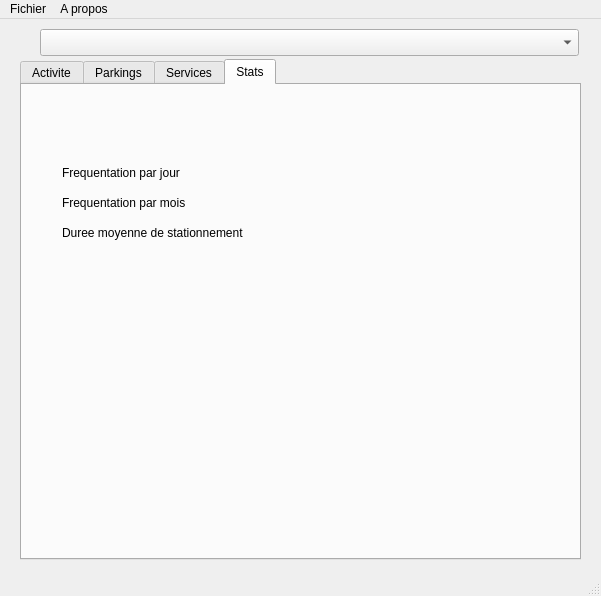
This is ui/main.ui in QRouland/gestionParking as Qt 5 draws it before an edit. The edited form follows.
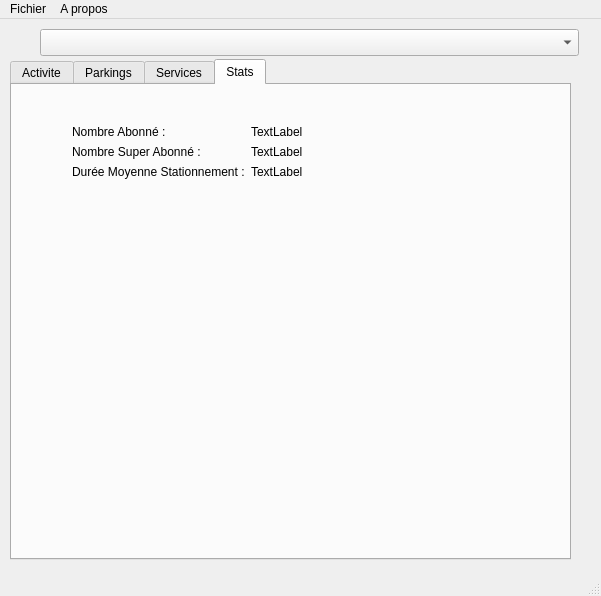
This is the edited form. The open tabs and pages were chosen to show the change.

Patch:
```diff
--- a/ui/main.ui
+++ b/ui/main.ui
@@ -17,7 +17,7 @@
    <widget class="QTabWidget" name="tabWidget">
     <property name="geometry">
      <rect>
-      <x>20</x>
+      <x>10</x>
       <y>40</y>
       <width>561</width>
       <height>501</height>
@@ -273,44 +273,59 @@
      <attribute name="title">
       <string>Stats</string>
      </attribute>
-     <widget class="QLabel" name="label_2">
+     <widget class="QWidget" name="formLayoutWidget_2">
       <property name="geometry">
        <rect>
-        <x>40</x>
-        <y>80</y>
-        <width>161</width>
-        <height>16</height>
+        <x>60</x>
+        <y>40</y>
+        <width>461</width>
+        <height>181</height>
        </rect>
       </property>
-      <property name="text">
-       <string>Frequentation par jour</string>
-      </property>
-     </widget>
-     <widget class="QLabel" name="label_3">
-      <property name="geometry">
-       <rect>
-        <x>40</x>
-        <y>110</y>
-        <width>161</width>
-        <height>16</height>
-       </rect>
-      </property>
-      <property name="text">
-       <string>Frequentation par mois</string>
-      </property>
-     </widget>
-     <widget class="QLabel" name="label_4">
-      <property name="geometry">
-       <rect>
-        <x>40</x>
-        <y>140</y>
-        <width>241</width>
-        <height>16</height>
-       </rect>
-      </property>
-      <property name="text">
-       <string>Duree moyenne de stationnement </string>
-      </property>
+      <layout class="QFormLayout" name="formLayout_2">
+       <item row="0" column="0">
+        <widget class="QLabel" name="nombreAbonnLabel">
+         <property name="text">
+          <string>Nombre Abonné :</string>
+         </property>
+        </widget>
+       </item>
+       <item row="0" column="1">
+        <widget class="QLabel" name="labelNbAbo">
+         <property name="text">
+          <string>TextLabel</string>
+         </property>
+        </widget>
+       </item>
+       <item row="2" column="0">
+        <widget class="QLabel" name="label_2">
+         <property name="text">
+          <string>Nombre Super Abonné : </string>
+         </property>
+        </widget>
+       </item>
+       <item row="2" column="1">
+        <widget class="QLabel" name="labelNbSuperAbo">
+         <property name="text">
+          <string>TextLabel</string>
+         </property>
+        </widget>
+       </item>
+       <item row="3" column="0">
+        <widget class="QLabel" name="label_4">
+         <property name="text">
+          <string>Durée Moyenne Stationnement :</string>
+         </property>
+        </widget>
+       </item>
+       <item row="3" column="1">
+        <widget class="QLabel" name="labelMoySta">
+         <property name="text">
+          <string>TextLabel</string>
+         </property>
+        </widget>
+       </item>
+      </layout>
      </widget>
     </widget>
    </widget>
```
Left out of the diff: 79 changed lines with no effect on the pictures.
